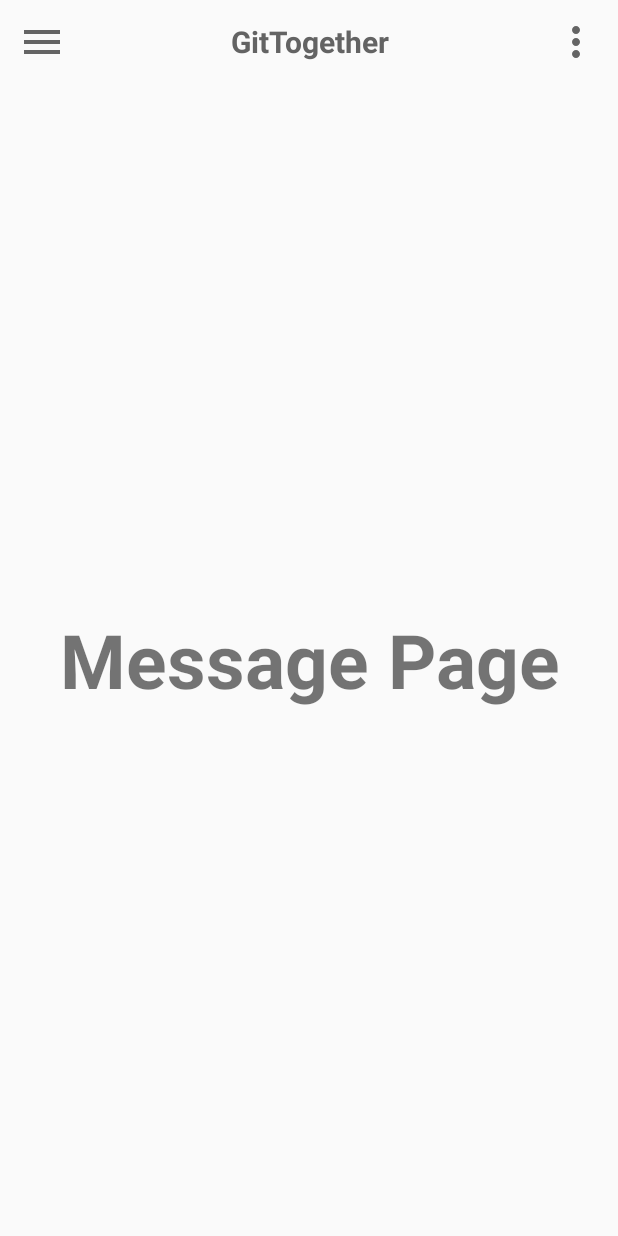
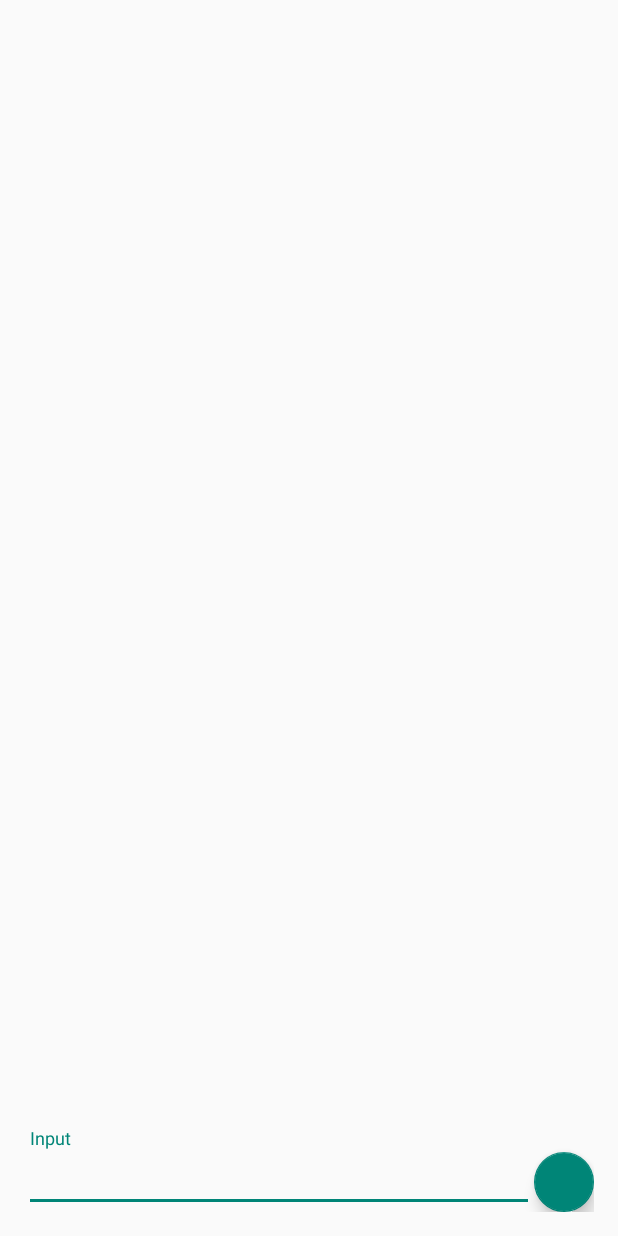
Before and after one commit to KarkiBimal/GitTogether, an Android app: the MessageActivity screen opened directly, with no data from a screen before it, on a phone screen of 412 x 824 dp. Run offline under Robolectric (Android 15) with nearby library versions, the light colour scheme and no system bars; our stand-ins replace Firebase (no records; nobody signed in at launch, a user with empty details on screens opened directly); libraries missing offline, so code that uses them is left out: com.firebase.ui; 2 statements that could not run were skipped.

Commit message:
Razan's branch - error code on line 72 of MessageActivity

```diff
--- a/app/build.gradle
+++ b/app/build.gradle
@@ -35,7 +35,6 @@ android {
 }
 
 dependencies {
-
     implementation 'androidx.appcompat:appcompat:1.3.1'
     implementation 'com.google.android.gms:play-services-location:18.0.0'
     implementation 'com.google.android.material:material:1.4.0'
@@ -53,4 +52,6 @@ dependencies {
     androidTestImplementation 'androidx.test.espresso:espresso-core:3.4.0'
 
     implementation 'com.android.support:multidex:1.0.3'
+    implementation 'com.firebaseui:firebase-ui:0.6.0'
+
 }
--- /dev/null
+++ b/app/src/main/res/drawable/ic_send.xml
@@ -0,0 +1,5 @@
+<vector android:height="24dp" android:tint="#FFFFFF"
+    android:viewportHeight="24.0" android:viewportWidth="24.0"
+    android:width="24dp" xmlns:android="http://schemas.android.com/apk/res/android">
+    <path android:fillColor="#FF000000" android:pathData="M2.01,21L23,12 2.01,3 2,10l15,2 -15,2z"/>
+</vector>
--- a/app/src/main/res/layout/activity_message.xml
+++ b/app/src/main/res/layout/activity_message.xml
@@ -1,41 +1,55 @@
 <?xml version="1.0" encoding="utf-8"?>
-
-<androidx.drawerlayout.widget.DrawerLayout
-    xmlns:android="http://schemas.android.com/apk/res/android"
+<RelativeLayout xmlns:android="http://schemas.android.com/apk/res/android"
     xmlns:app="http://schemas.android.com/apk/res-auto"
     xmlns:tools="http://schemas.android.com/tools"
+    android:id="@+id/activity_message"
     android:layout_width="match_parent"
     android:layout_height="match_parent"
-    android:id="@+id/drawer_layout"
+    android:paddingBottom="@dimen/activity_vertical_margin"
+    android:paddingLeft="@dimen/activity_horizontal_margin"
+    android:paddingRight="@dimen/activity_horizontal_margin"
+    android:paddingTop="@dimen/activity_vertical_margin"
     tools:context="com.example.gittogether.MessageActivity">
 
-    <LinearLayout
+    <com.google.android.material.floatingactionbutton.FloatingActionButton
+
+        android:id="@+id/fab"
+        android:layout_width="wrap_content"
+        android:layout_height="wrap_content"
+        android:layout_alignParentEnd="true"
+        android:layout_alignParentRight="true"
+        android:layout_alignParentBottom="true"
+        android:clickable="true"
+        android:contentDescription="@id/fab"
+        android:focusable="true"
+        android:tint="@android:color/white"
+        app:fabSize="mini" />
+
+    <android.support.design.widget.TextInputLayout
+        android:layout_width="match_parent"
+        android:layout_height="wrap_content"
+        android:layout_toLeftOf="@id/fab"
+        android:layout_alignParentBottom="true"
+        android:layout_alignParentStart="true"
+        android:layout_alignParentLeft="true">
+
+        <EditText
+            android:layout_width="match_parent"
+            android:layout_height="wrap_content"
+            android:hint="Input"
+            android:id="@+id/input"
+            />
+    </android.support.design.widget.TextInputLayout>
+
+    <ListView
         android:layout_width="match_parent"
         android:layout_height="match_parent"
-        android:orientation="vertical">
-
-        <include
-            layout="@layout/nav_toolbar"/>
-
-        <TextView
-            android:layout_width="match_parent"
-            android:layout_height="match_parent"
-            android:text="Message Page"
-            android:textSize="50sp"
-            android:textStyle="bold"
-            android:gravity="center"/>
-
-    </LinearLayout>
-
-    <RelativeLayout
-        android:layout_width="300dp"
-        android:layout_height="match_parent"
-        android:layout_gravity="start"
-        android:background="@color/white">
-
-        <include
-            layout="@layout/nav_drawer"/>
-
-    </RelativeLayout>
-
-</androidx.drawerlayout.widget.DrawerLayout>
+        android:layout_alignParentTop="true"
+        android:layout_alignParentStart="true"
+        android:layout_above="@id/fab"
+        android:dividerHeight="16dp"
+        android:divider="@android:color/transparent"
+        android:id="@+id/list_of_messages"
+        android:layout_marginBottom="16dp"
+        android:layout_alignParentLeft="true" />
+</RelativeLayout>
```
Also changed, not shown: app/src/main/java/com/example/gittogether/MessageActivity.java (+115 -2 lines), app/src/main/res/layout/messages.xml (added, +38 -0 lines), gradle.properties (line endings or trailing spaces).
